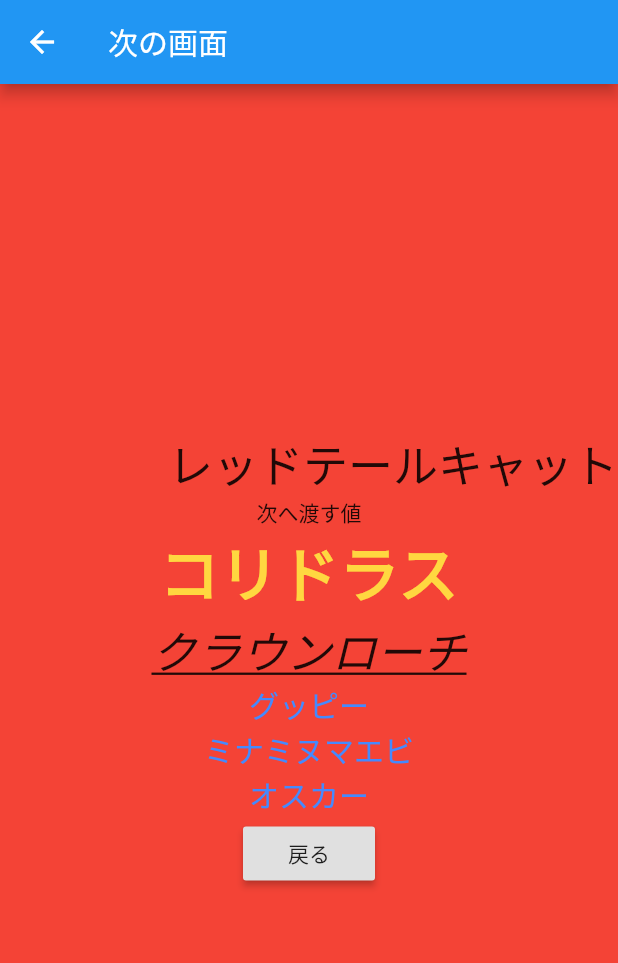
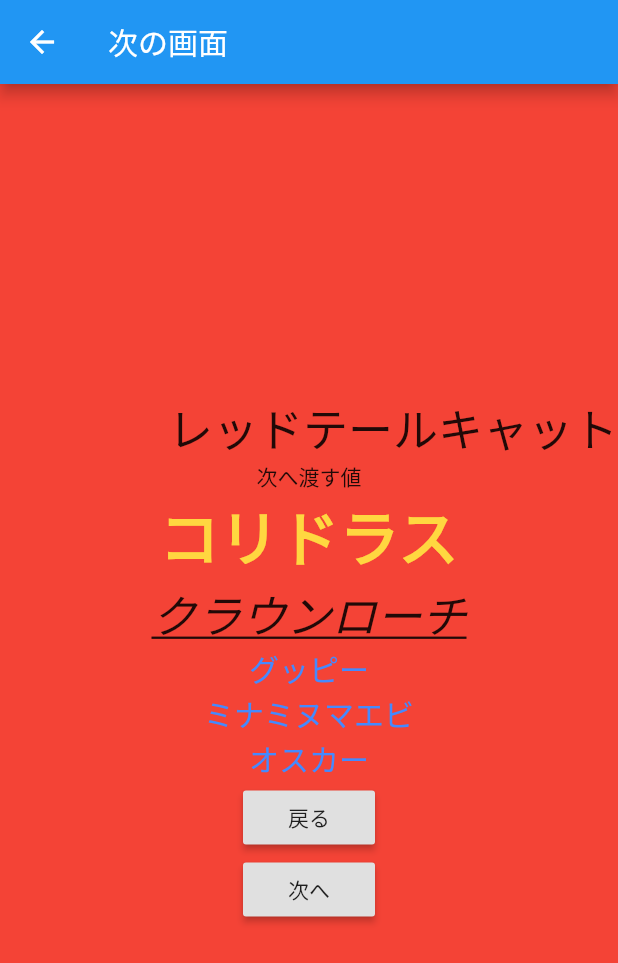
Before and after one commit to polysan/flutterMyApp, a Flutter app: the NextPage screen opened directly, on a phone screen of 412 x 824 dp. Shown: the top 963 px of the screen. Run offline on Flutter 3.47's test engine with Material 2 defaults, Android fonts, the phone set to English and light mode, and no system bars.

```diff
--- a/lib/main.dart
+++ b/lib/main.dart
@@ -44,9 +44,9 @@ class _MyHomePageState extends State<MyHomePage> {
   int _counter = 0;
 
   void _incrementCounter() {
-    setState(() {
-      _counter++;
-    });
+    // setState(() {
+    //   _counter++;
+    // });
   }
 String text = '最初';
   @override
--- a/lib/next_page.dart
+++ b/lib/next_page.dart
@@ -1,9 +1,11 @@
 import 'package:flutter/material.dart';
+import 'package:wolf/third_page.dart';
 
 class NextPage extends StatelessWidget {
   // NextPageを作るときにnameを入れるようにする
   NextPage(this.name);
   final String name;
+  var text;
   @override
   Widget build(BuildContext context) {
     return Scaffold(
@@ -57,11 +59,29 @@ class NextPage extends StatelessWidget {
                 )
             ),
             Center(
-              child:RaisedButton (
-                child: const Text('戻る'),
-                onPressed: (){
-                  Navigator.pop(context,'戻す値aaaaaa');
-                },
+              child:Column(
+                children: [
+                  RaisedButton (
+                    child: const Text('戻る'),
+                    onPressed: (){
+                      Navigator.pop(context,'戻す値aaaaaa');
+                    },
+                  ),
+                  RaisedButton (
+                    child: const Text('次へ'),
+                    onPressed: () async {
+                      final result = await Navigator.push(
+                        context,
+                        MaterialPageRoute(
+                            builder: (context) => thirdPage('次へ渡す値')
+                        ),
+                      );
+                      // text = result;
+                      print(result);
+                        text = result;
+                    },
+                  ),
+                ],
               ),
             ),
           ],
```
Also changed, not shown: lib/third_page.dart (+28 -0 lines).
